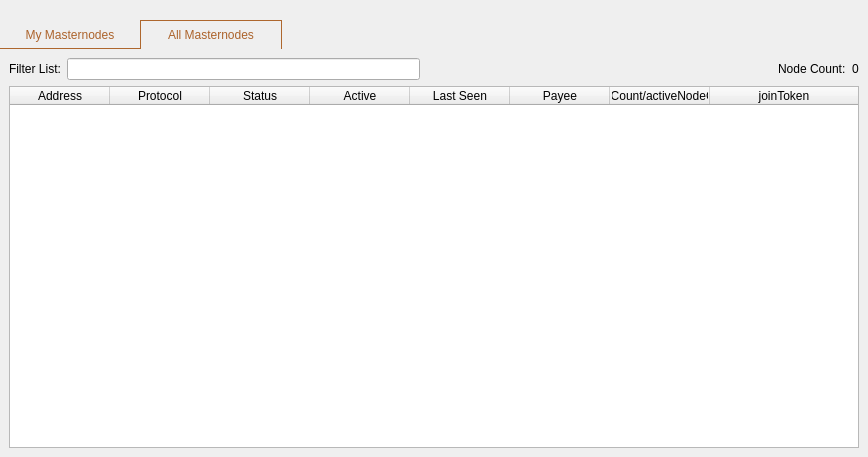
MassGrid/MassGrid, file src/qt/forms/masternodelist.ui: the form before one commit.
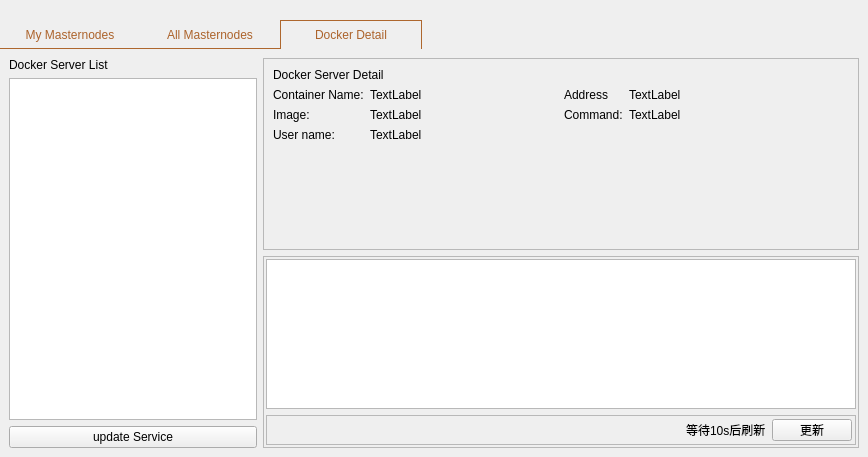
The form after the commit.

Commit message: change createservice command

Patch:
```diff
--- a/src/qt/forms/masternodelist.ui
+++ b/src/qt/forms/masternodelist.ui
@@ -99,7 +99,7 @@
         <string notr="true"/>
        </property>
        <property name="currentIndex">
-        <number>1</number>
+        <number>2</number>
        </property>
        <widget class="QWidget" name="tabMyMasternodes">
         <attribute name="title">
@@ -368,6 +368,255 @@
          </item>
         </layout>
        </widget>
+       <widget class="QWidget" name="tabAllDockerserver">
+        <attribute name="title">
+         <string>Docker Detail</string>
+        </attribute>
+        <layout class="QHBoxLayout" name="horizontalLayout_4">
+         <item>
+          <layout class="QVBoxLayout" name="verticalLayout_3">
+           <item>
+            <widget class="QLabel" name="label">
+             <property name="text">
+              <string>Docker Server List</string>
+             </property>
+            </widget>
+           </item>
+           <item>
+            <widget class="QListWidget" name="serverListWidget"/>
+           </item>
+           <item>
+            <widget class="QPushButton" name="updateServiceBtn">
+             <property name="text">
+              <string>update Service</string>
+             </property>
+            </widget>
+           </item>
+          </layout>
+         </item>
+         <item>
+          <layout class="QVBoxLayout" name="verticalLayout_4" stretch="1,1">
+           <item>
+            <widget class="QFrame" name="frame_3">
+             <property name="minimumSize">
+              <size>
+               <width>0</width>
+               <height>50</height>
+              </size>
+             </property>
+             <property name="frameShape">
+              <enum>QFrame::StyledPanel</enum>
+             </property>
+             <property name="frameShadow">
+              <enum>QFrame::Raised</enum>
+             </property>
+             <layout class="QVBoxLayout" name="verticalLayout_5">
+              <item>
+               <widget class="QLabel" name="label_2">
+                <property name="text">
+                 <string>Docker Server Detail</string>
+                </property>
+               </widget>
+              </item>
+              <item>
+               <layout class="QHBoxLayout" name="horizontalLayout">
+                <item>
+                 <layout class="QFormLayout" name="formLayout">
+                  <item row="0" column="0">
+                   <widget class="QLabel" name="label_4">
+                    <property name="text">
+                     <string>Container Name:</string>
+                    </property>
+                   </widget>
+                  </item>
+                  <item row="0" column="1">
+                   <widget class="QLabel" name="label_name">
+                    <property name="text">
+                     <string>TextLabel</string>
+                    </property>
+                   </widget>
+                  </item>
+                  <item row="1" column="0">
+                   <widget class="QLabel" name="label_6">
+                    <property name="text">
+                     <string>Image:</string>
+                    </property>
+                   </widget>
+                  </item>
+                  <item row="1" column="1">
+                   <widget class="QLabel" name="label_image">
+                    <property name="text">
+                     <string>TextLabel</string>
+                    </property>
+                   </widget>
+                  </item>
+                  <item row="2" column="0">
+                   <widget class="QLabel" name="label_8">
+                    <property name="text">
+                     <string>User name:</string>
+                    </property>
+                   </widget>
+                  </item>
+                  <item row="2" column="1">
+                   <widget class="QLabel" name="label_user">
+                    <property name="text">
+                     <string>TextLabel</string>
+                    </property>
+                   </widget>
+                  </item>
+                 </layout>
+                </item>
+                <item>
+                 <layout class="QFormLayout" name="formLayout_2">
+                  <item row="0" column="0">
+                   <widget class="QLabel" name="label_14">
+                    <property name="text">
+                     <string>Address</string>
+                    </property>
+                   </widget>
+                  </item>
+                  <item row="0" column="1">
+                   <widget class="QLabel" name="label_address">
+                    <property name="text">
+                     <string>TextLabel</string>
+                    </property>
+                   </widget>
+                  </item>
+                  <item row="1" column="0">
+                   <widget class="QLabel" name="label_16">
+                    <property name="text">
+                     <string>Command:</string>
+                    </property>
+                   </widget>
+                  </item>
+                  <item row="1" column="1">
+                   <widget class="QLabel" name="label_command">
+                    <property name="text">
+                     <string>TextLabel</string>
+                    </property>
+                   </widget>
+                  </item>
+                  <item row="2" column="0">
+                   <spacer name="verticalSpacer">
+                    <property name="orientation">
+                     <enum>Qt::Vertical</enum>
+                    </property>
+                    <property name="sizeHint" stdset="0">
+                     <size>
+                      <width>20</width>
+                      <height>40</height>
+                     </size>
+                    </property>
+                   </spacer>
+                  </item>
+                 </layout>
+                </item>
+               </layout>
+              </item>
+              <item>
+               <spacer name="verticalSpacer_2">
+                <property name="orientation">
+                 <enum>Qt::Vertical</enum>
+                </property>
+                <property name="sizeHint" stdset="0">
+                 <size>
+                  <width>20</width>
+                  <height>20</height>
+                 </size>
+                </property>
+               </spacer>
+              </item>
+             </layout>
+            </widget>
+           </item>
+           <item>
+            <widget class="QFrame" name="frame">
+             <property name="frameShape">
+              <enum>QFrame::StyledPanel</enum>
+             </property>
+             <property name="frameShadow">
+              <enum>QFrame::Raised</enum>
+             </property>
+             <layout class="QGridLayout" name="gridLayout_3">
+              <property name="leftMargin">
+               <number>2</number>
+              </property>
+              <property name="topMargin">
+               <number>2</number>
+              </property>
+              <property name="rightMargin">
+               <number>2</number>
+              </property>
+              <property name="bottomMargin">
+               <number>2</number>
+              </property>
+              <item row="2" column="0">
+               <widget class="QFrame" name="frame_2">
+                <property name="minimumSize">
+                 <size>
+                  <width>0</width>
+                  <height>30</height>
+                 </size>
+                </property>
+                <property name="frameShape">
+                 <enum>QFrame::StyledPanel</enum>
+                </property>
+                <property name="frameShadow">
+                 <enum>QFrame::Raised</enum>
+                </property>
+                <layout class="QHBoxLayout" name="horizontalLayout_2">
+                 <property name="leftMargin">
+                  <number>3</number>
+                 </property>
+                 <property name="topMargin">
+                  <number>3</number>
+                 </property>
+                 <property name="rightMargin">
+                  <number>3</number>
+                 </property>
+                 <property name="bottomMargin">
+                  <number>3</number>
+                 </property>
+                 <item>
+                  <spacer name="horizontalSpacer">
+                   <property name="orientation">
+                    <enum>Qt::Horizontal</enum>
+                   </property>
+                   <property name="sizeHint" stdset="0">
+                    <size>
+                     <width>423</width>
+                     <height>20</height>
+                    </size>
+                   </property>
+                  </spacer>
+                 </item>
+                 <item>
+                  <widget class="QLabel" name="label_3">
+                   <property name="text">
+                    <string>等待10s后刷新</string>
+                   </property>
+                  </widget>
+                 </item>
+                 <item>
+                  <widget class="QPushButton" name="pushButton">
+                   <property name="text">
+                    <string>更新</string>
+                   </property>
+                  </widget>
+                 </item>
+                </layout>
+               </widget>
+              </item>
+              <item row="1" column="0">
+               <widget class="QTableWidget" name="tasklistWidget"/>
+              </item>
+             </layout>
+            </widget>
+           </item>
+          </layout>
+         </item>
+        </layout>
+       </widget>
       </widget>
      </item>
     </layout>
```
The commit also changes 17 other files.
